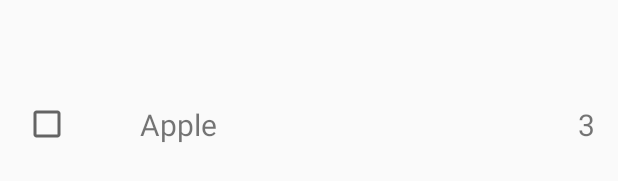
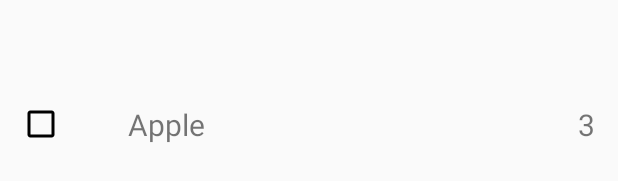
Before and after one commit to krisztinapalmer/forget-me-not, an Android app: the layout row_layout.xml on its own in the app's theme, with its tools: preview values and no code run, on a phone screen of 412 x 824 dp. Shown: the part 493-674 px from the top of the screen. Run offline under Robolectric (Android 15) with nearby library versions, the phone set to English and light mode, and no system bars.

Commit message:
Customised checkboxes are added

```diff
--- /dev/null
+++ b/app/src/main/res/drawable/checkbox_selector.xml
@@ -0,0 +1,7 @@
+<?xml version="1.0" encoding="utf-8"?>
+<selector xmlns:android="http://schemas.android.com/apk/res/android">
+    <item android:drawable="@drawable/ic_check_box_outline_blank_black_24dp"
+        android:state_checked="false" />
+    <item android:drawable="@drawable/ic_check_black_24dp"
+        android:state_checked="true" />
+</selector>
--- a/app/src/main/res/layout/row_layout.xml
+++ b/app/src/main/res/layout/row_layout.xml
@@ -4,6 +4,7 @@
     android:layout_height="match_parent">
 
     <CheckBox
+        android:button="@drawable/checkbox_selector"
         android:layout_gravity="center"
         android:layout_marginLeft="15dp"
         android:padding="15dp"
```
Also changed, not shown: app/src/main/res/drawable-hdpi/ic_check_black_24dp.png (added), app/src/main/res/drawable-hdpi/ic_check_box_outline_blank_black_24dp.png (added), app/src/main/res/drawable-mdpi/ic_check_black_24dp.png (added), app/src/main/res/drawable-mdpi/ic_check_box_outline_blank_black_24dp.png (added), app/src/main/res/drawable-xhdpi/ic_check_black_24dp.png (added), app/src/main/res/drawable-xhdpi/ic_check_box_outline_blank_black_24dp.png (added), app/src/main/res/drawable-xxhdpi/ic_check_black_24dp.png (added), app/src/main/res/drawable-xxhdpi/ic_check_box_outline_blank_black_24dp.png (added), app/src/main/res/drawable-xxxhdpi/ic_check_black_24dp.png (added), app/src/main/res/drawable-xxxhdpi/ic_check_box_outline_blank_black_24dp.png (added).
